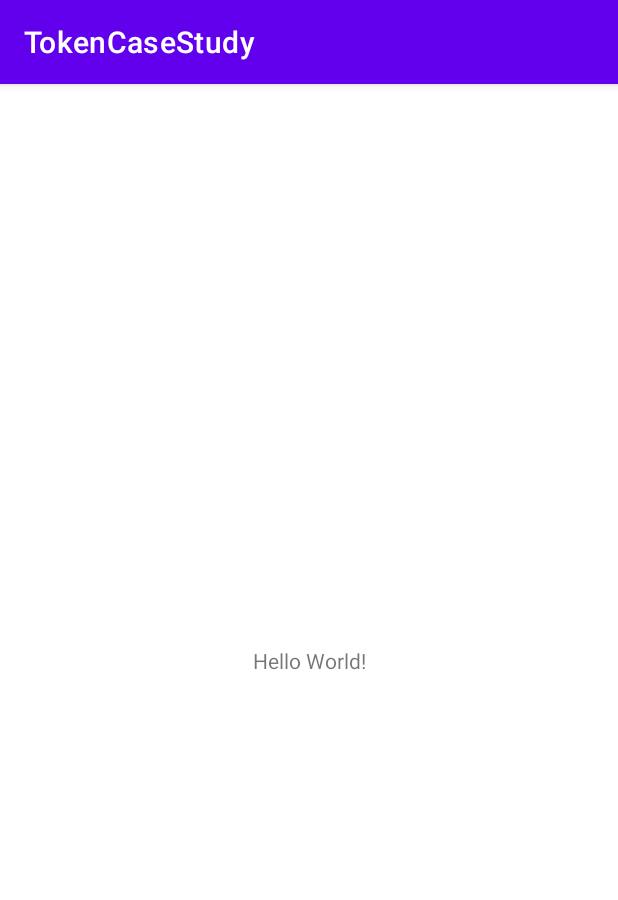
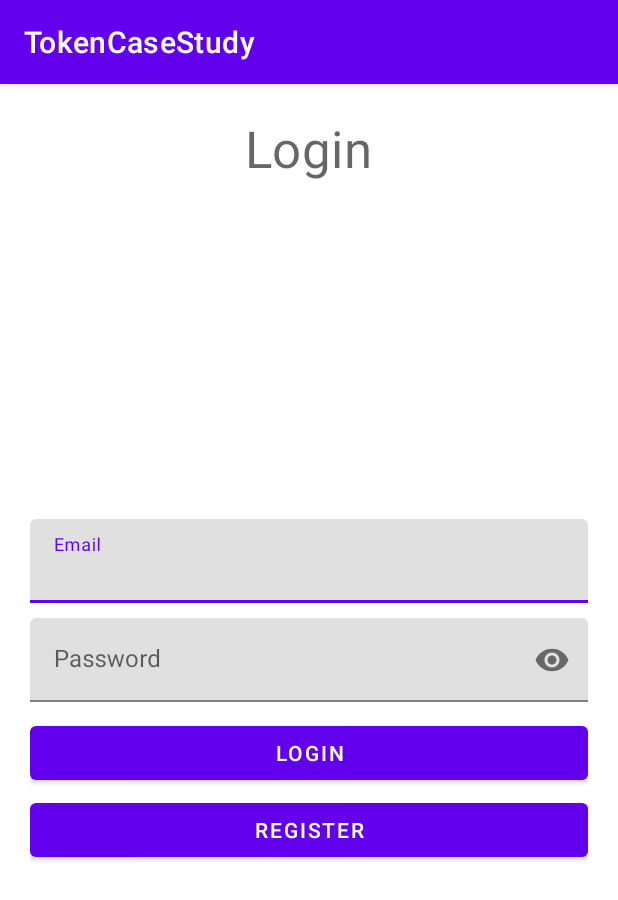
Before and after one commit to forumber/TokenCaseStudy, an Android app: the screen it shows after launch (MainActivity before the commit, LoginActivity after it), on a phone screen of 412 x 824 dp. Shown: the top 900 px of the screen. Run offline under Robolectric (Android 15) with nearby library versions, the phone set to English and light mode, and no system bars.

Commit message:
Create login and register UI's.

```diff
--- /dev/null
+++ b/app/src/main/java/com/forumber/tokencasestudy/LoginActivity.kt
@@ -0,0 +1,11 @@
+package com.forumber.tokencasestudy
+
+import androidx.appcompat.app.AppCompatActivity
+import android.os.Bundle
+
+class LoginActivity : AppCompatActivity() {
+    override fun onCreate(savedInstanceState: Bundle?) {
+        super.onCreate(savedInstanceState)
+        setContentView(R.layout.activity_login)
+    }
+}
--- a/app/src/main/java/com/forumber/tokencasestudy/MainActivity.kt
+++ b/app/src/main/java/com/forumber/tokencasestudy/ProfileActivity.kt
@@ -3,9 +3,9 @@ package com.forumber.tokencasestudy
 import androidx.appcompat.app.AppCompatActivity
 import android.os.Bundle
 
-class MainActivity : AppCompatActivity() {
+class ProfileActivity : AppCompatActivity() {
     override fun onCreate(savedInstanceState: Bundle?) {
         super.onCreate(savedInstanceState)
-        setContentView(R.layout.activity_main)
+        setContentView(R.layout.activity_profile)
     }
 }
--- /dev/null
+++ b/app/src/main/res/layout/activity_login.xml
@@ -0,0 +1,72 @@
+<?xml version="1.0" encoding="utf-8"?>
+<RelativeLayout xmlns:android="http://schemas.android.com/apk/res/android"
+    xmlns:app="http://schemas.android.com/apk/res-auto"
+    xmlns:tools="http://schemas.android.com/tools"
+    android:layout_width="match_parent"
+    android:layout_height="match_parent"
+    android:padding="20dp"
+    tools:context=".LoginActivity">
+
+    <TextView
+        android:id="@+id/labelLogin"
+        android:layout_width="wrap_content"
+        android:layout_height="wrap_content"
+        android:layout_centerHorizontal="true"
+        android:text="@string/login"
+        style="@style/TextAppearance.MaterialComponents.Headline4"/>
+
+    <!--Email Field-->
+    <com.google.android.material.textfield.TextInputLayout
+        android:id="@+id/inputEmailField"
+        android:layout_width="match_parent"
+        android:layout_height="wrap_content"
+        android:layout_centerInParent="true"
+        android:layout_above="@id/inputPasswordField"
+        android:layout_marginBottom="10dp">
+
+        <EditText
+            android:id="@+id/inputEmail"
+            android:layout_width="match_parent"
+            android:layout_height="wrap_content"
+            android:inputType="textEmailAddress"
+            android:hint="@string/emailHint"
+            tools:ignore="Autofill" />
+
+    </com.google.android.material.textfield.TextInputLayout>
+
+    <!--Password Field-->
+    <com.google.android.material.textfield.TextInputLayout
+        android:id="@+id/inputPasswordField"
+        android:layout_width="match_parent"
+        android:layout_height="wrap_content"
+        android:layout_centerInParent="true"
+        app:passwordToggleEnabled="true">
+
+        <EditText
+            android:id="@+id/inputPassword"
+            android:layout_width="match_parent"
+            android:layout_height="wrap_content"
+            android:inputType="textPassword"
+            android:hint="@string/passwordHint"
+            tools:ignore="Autofill" />
+
+    </com.google.android.material.textfield.TextInputLayout>
+
+    <!--Buttons-->
+    <Button
+        android:id="@+id/buttonLogin"
+        android:layout_width="match_parent"
+        android:layout_height="wrap_content"
+        android:text="@string/loginButton"
+        android:layout_below="@id/inputPasswordField"
+        android:layout_marginTop="10dp" />
+
+    <Button
+        android:id="@+id/buttonRegister"
+        android:layout_width="match_parent"
+        android:layout_height="wrap_content"
+        android:text="@string/registerButton"
+        android:layout_below="@id/buttonLogin"
+        android:layout_marginTop="3dp" />
+
+</RelativeLayout>
--- a/app/src/main/res/layout/activity_main.xml
+++ /dev/null
@@ -1,18 +0,0 @@
-<?xml version="1.0" encoding="utf-8"?>
-<androidx.constraintlayout.widget.ConstraintLayout xmlns:android="http://schemas.android.com/apk/res/android"
-    xmlns:app="http://schemas.android.com/apk/res-auto"
-    xmlns:tools="http://schemas.android.com/tools"
-    android:layout_width="match_parent"
-    android:layout_height="match_parent"
-    tools:context=".MainActivity">
-
-    <TextView
-        android:layout_width="wrap_content"
-        android:layout_height="wrap_content"
-        android:text="Hello World!"
-        app:layout_constraintBottom_toBottomOf="parent"
-        app:layout_constraintLeft_toLeftOf="parent"
-        app:layout_constraintRight_toRightOf="parent"
-        app:layout_constraintTop_toTopOf="parent" />
-
-</androidx.constraintlayout.widget.ConstraintLayout>
--- a/app/src/main/res/values/strings.xml
+++ b/app/src/main/res/values/strings.xml
@@ -1,3 +1,10 @@
 <resources>
     <string name="app_name">TokenCaseStudy</string>
+    <string name="login">Login</string>
+    <string name="passwordHint">Password</string>
+    <string name="emailHint">Email</string>
+    <string name="loginButton">Login</string>
+    <string name="registerButton">Register</string>
+    <string name="titleRegister">Register</string>
+    <string name="you_are_logged_in_as">You are logged in as</string>
 </resources>
```
Also changed, not shown: app/src/main/AndroidManifest.xml (+7 -1 lines), app/src/main/java/com/forumber/tokencasestudy/SignUpActivity.kt (added, +11 -0 lines), app/src/main/res/layout/activity_profile.xml (added, +22 -0 lines), app/src/main/res/layout/activity_sign_up.xml (added, +65 -0 lines).
